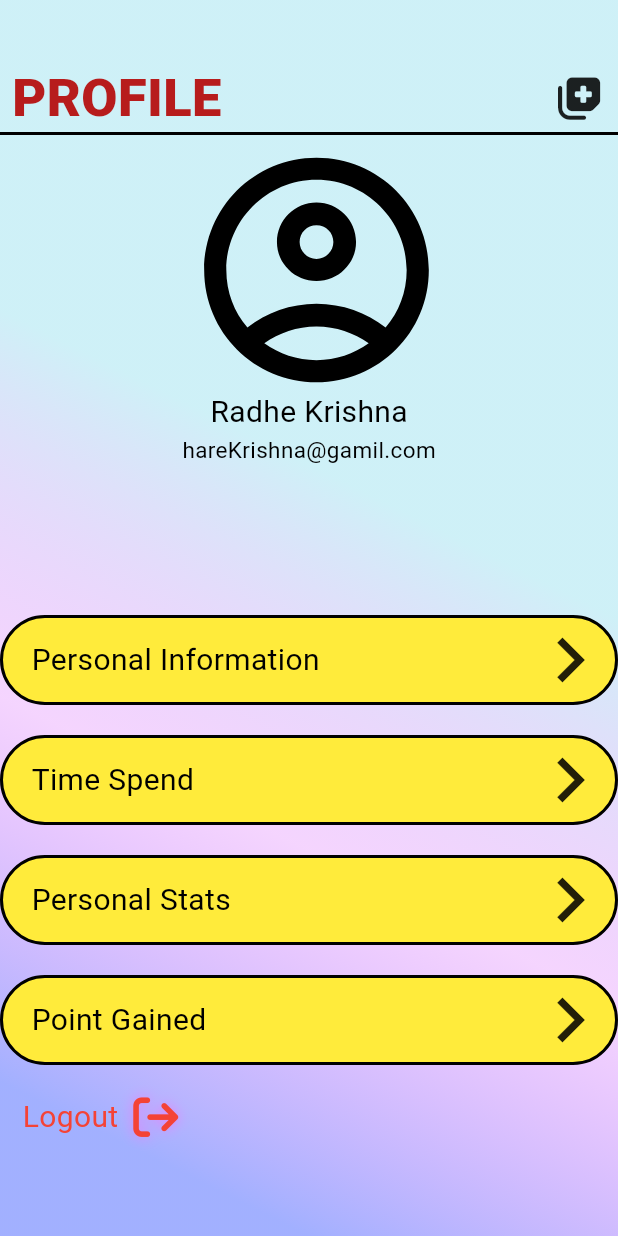
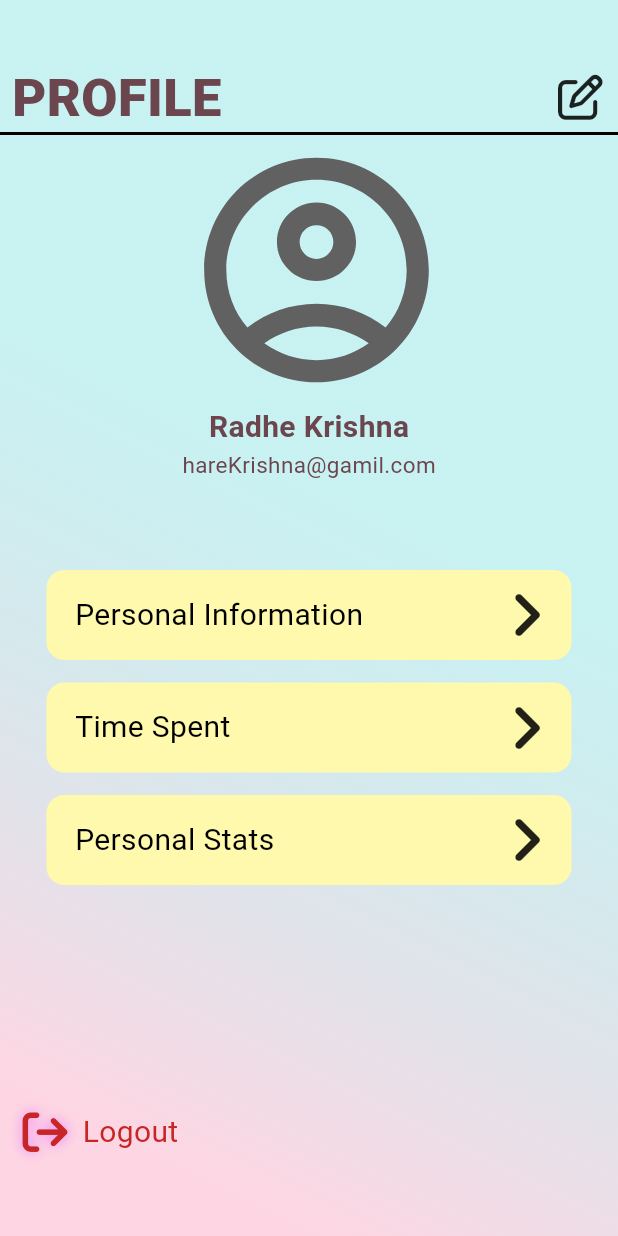
Before and after one commit to arpan-mondal-3000/mindskape, a Flutter app: the screen it shows after launch, on a phone screen of 412 x 824 dp. Run offline on Flutter 3.47's test engine with Material 3 defaults, Android fonts, the phone set to English and light mode, and no system bars; our stand-ins replace firebase_core, font_awesome_flutter; accounts and stored records are empty.

Commit message:
updated profile design

```diff
--- a/lib/ProfileActivity.dart
+++ b/lib/ProfileActivity.dart
@@ -1,3 +1,5 @@
+import 'dart:ui';
+
 import 'package:flutter/cupertino.dart';
 import 'package:flutter/material.dart';
 import 'package:flutter/widgets.dart';
@@ -19,7 +21,7 @@ class _ProfileActivityState extends State<ProfileActivity> {
         height: double.maxFinite,
         child: Stack(
           children: [
-            //bckground contener its content background color     ########################################
+            //background container its content background color     ########################################
 
             Container(
                 width: double.maxFinite,
@@ -27,12 +29,11 @@ class _ProfileActivityState extends State<ProfileActivity> {
                 decoration: BoxDecoration(
                     gradient: LinearGradient(
                         colors: [
-                      Colors.cyan.shade100.withOpacity(.6),
-                      Colors.purpleAccent.shade100.withOpacity(.3),
-                      Colors.indigoAccent.shade100.withOpacity(.8),
+                      const Color(0xffA8EDEA).withOpacity(.6),
+                      const Color(0xffFED6E3),
                     ],
-                        begin: AlignmentDirectional(1, 0),
-                        end: AlignmentDirectional(0, 1)))),
+                        begin: const AlignmentDirectional(1, 0),
+                        end: const AlignmentDirectional(0, 1)))),
 
             Column(
               children: [
@@ -42,7 +43,7 @@ class _ProfileActivityState extends State<ProfileActivity> {
                       height: 90,
                       // color: Colors.yellowAccent,
 
-                      child: Stack(
+                      child: const Stack(
                         children: [
                           Positioned(
                               bottom: 0,
@@ -50,7 +51,7 @@ class _ProfileActivityState extends State<ProfileActivity> {
                               child: Text(
                                 "PROFILE",
                                 style: TextStyle(
-                                    color: Colors.red.shade900,
+                                    color: Color(0xff6C464E),
                                     fontSize: 35,
                                     fontWeight: FontWeight.w900),
                               )),
@@ -58,51 +59,48 @@ class _ProfileActivityState extends State<ProfileActivity> {
                               right: 10,
                               bottom: 10,
                               child: FaIcon(
-                                FontAwesomeIcons.notesMedical,
+                                FontAwesomeIcons.penToSquare,
                                 size: 30,
                               ))
                         ],
                       )),
                 ]),
-                Divider(
+                const Divider(
                   color: Colors.black,
                   thickness: 2,
                   height: 0,
                 ),
                 CircleAvatar(
                   maxRadius: 85,
-                  backgroundColor: Colors.cyan.withOpacity(0.0),
+                  backgroundColor: Colors.cyan.withOpacity(0),
                   child: Icon(
                     Icons.account_circle_outlined,
                     size: 180,
-                    color: CupertinoColors.black,
+                    color: Colors.grey[700],
                     fill: .5,
                   ),
                 ),
-                Text(
+                const SizedBox(height: 10,),
+                const Text(
                   "Radhe Krishna",
-                  style: TextStyle(color: Colors.black, fontSize: 20),
+                  style: TextStyle(color: Color(0xff6C464E), fontSize: 20, fontWeight: FontWeight.bold),
                 ),
-                Text(
+                const Text(
                   "hareKrishna@gamil.com",
-                  style: TextStyle(color: Colors.black, fontSize: 15),
+                  style: TextStyle(color: Color(0xff6C464E), fontSize: 15),
                 ),
-                SizedBox(
-                  height: 100,
-                ),
+                const SizedBox(height: 60,),
 
                 ////  personal information
                 Container(
-                  width: double.maxFinite,
+                  width: 350,
                   height: 60,
                   decoration: BoxDecoration(
-                      color: Colors.yellow,
-                      borderRadius: BorderRadius.circular(
-                        40,
-                      ),
-                      border: Border.all(color: Colors.black, width: 2)),
-                  child: Padding(
-                    padding: const EdgeInsets.only(left: 19.0),
+                      color: const Color(0xffFFF9AD),
+                      borderRadius: BorderRadius.circular(12,),
+                  ),
+                  child: const Padding(
+                    padding: EdgeInsets.only(left: 19.0),
                     child: Stack(
                       alignment: AlignmentDirectional.centerStart,
                       children: [
@@ -113,7 +111,7 @@ class _ProfileActivityState extends State<ProfileActivity> {
                         Positioned(
                             right: 0,
                             child: Icon(
-                              Icons.navigate_next,
+                              Icons.chevron_right_rounded,
                               size: 60,
                             ))
                       ],
@@ -121,32 +119,28 @@ class _ProfileActivityState extends State<ProfileActivity> {
                   ),
                 ),
 
-                //time spend ##########
-                SizedBox(
-                  height: 20,
-                ),
+                //time spent
+                const SizedBox(height: 15,),
                 Container(
-                  width: double.maxFinite,
+                  width: 350,
                   height: 60,
                   decoration: BoxDecoration(
-                      color: Colors.yellow,
-                      borderRadius: BorderRadius.circular(
-                        40,
-                      ),
-                      border: Border.all(color: Colors.black, width: 2)),
-                  child: Padding(
-                    padding: const EdgeInsets.only(left: 19.0),
+                      color: const Color(0xffFFF9AD),
+                      borderRadius: BorderRadius.circular(12,),
+                  ),
+                  child: const Padding(
+                    padding: EdgeInsets.only(left: 19.0),
                     child: Stack(
                       alignment: AlignmentDirectional.centerStart,
                       children: [
                         Text(
-                          "Time Spend",
+                          "Time Spent",
                           style: TextStyle(color: Colors.black, fontSize: 20),
                         ),
                         Positioned(
                             right: 0,
                             child: Icon(
-                              Icons.navigate_next,
+                              Icons.chevron_right_rounded,
                               size: 60,
                             ))
                       ],
@@ -154,21 +148,17 @@ class _ProfileActivityState extends State<ProfileActivity> {
                   ),
                 ),
 
-                //Personal Stats  #######
-                SizedBox(
-                  height: 20,
-                ),
+                //Personal Stats
+                const SizedBox(height: 15,),
                 Container(
-                  width: double.maxFinite,
+                  width: 350,
                   height: 60,
                   decoration: BoxDecoration(
-                      color: Colors.yellow,
-                      borderRadius: BorderRadius.circular(
-                        40,
-                      ),
-                      border: Border.all(color: Colors.black, width: 2)),
-                  child: Padding(
-                    padding: const EdgeInsets.only(left: 19.0),
+                      color: const Color(0xffFFF9AD),
+                      borderRadius: BorderRadius.circular(12,),
+                  ),
+                  child: const Padding(
+                    padding: EdgeInsets.only(left: 19.0),
                     child: Stack(
                       alignment: AlignmentDirectional.centerStart,
                       children: [
@@ -179,7 +169,7 @@ class _ProfileActivityState extends State<ProfileActivity> {
                         Positioned(
                             right: 0,
                             child: Icon(
-                              Icons.navigate_next,
+                              Icons.chevron_right_rounded,
                               size: 60,
                             ))
                       ],
@@ -187,44 +177,9 @@ class _ProfileActivityState extends State<ProfileActivity> {
                   ),
                 ),
 
+                const SizedBox(height: 150,),
 
-                //poind Gained
-
-                SizedBox(
-                  height: 20,
-                ),
-                Container(
-                  width: double.maxFinite,
-                  height: 60,
-                  decoration: BoxDecoration(
-                      color: Colors.yellow,
-                      borderRadius: BorderRadius.circular(
-                        40,
-                      ),
-                      border: Border.all(color: Colors.black, width: 2)),
-                  child: Padding(
-                    padding: const EdgeInsets.only(left: 19.0),
-                    child: Stack(
-                      alignment: AlignmentDirectional.centerStart,
-                      children: [
-                        Text(
-                          "Point Gained",
-                          style: TextStyle(color: Colors.black, fontSize: 20),
-                        ),
-                        Positioned(
-                            right: 0,
-                            child: Icon(
-                              Icons.navigate_next,
-                              size: 60,
-                            ))
-                      ],
-                    ),
-                  ),
-                ),
-
-                SizedBox(
-                  height: 20,
-                ),
+                // Logout
                 Container(
                   width: double.maxFinite,
 
@@ -232,19 +187,14 @@ class _ProfileActivityState extends State<ProfileActivity> {
                       padding: const EdgeInsets.only(left: 15.0),
                       child: Row(
                         children: [
-                          Text("Logout",style: TextStyle(color: Colors.red,fontSize: 20),),
-                          SizedBox(width: 10,),
-                          FaIcon(FontAwesomeIcons.arrowRightFromBracket,color: Colors.red,size: 30,shadows: [
+                          FaIcon(FontAwesomeIcons.arrowRightFromBracket,color: const Color(0xffC82626),size: 30,shadows: [
                             Shadow(color: Colors.purpleAccent.shade100,blurRadius: 10),
-
-
-
                           ],),
-
+                          const SizedBox(width: 10,),
+                          const Text("Logout",style: TextStyle(color: Color(0xffC82626),fontSize: 20),),
                         ],
                       ),
                     ),
-
                 )
               ],
             ),
```
